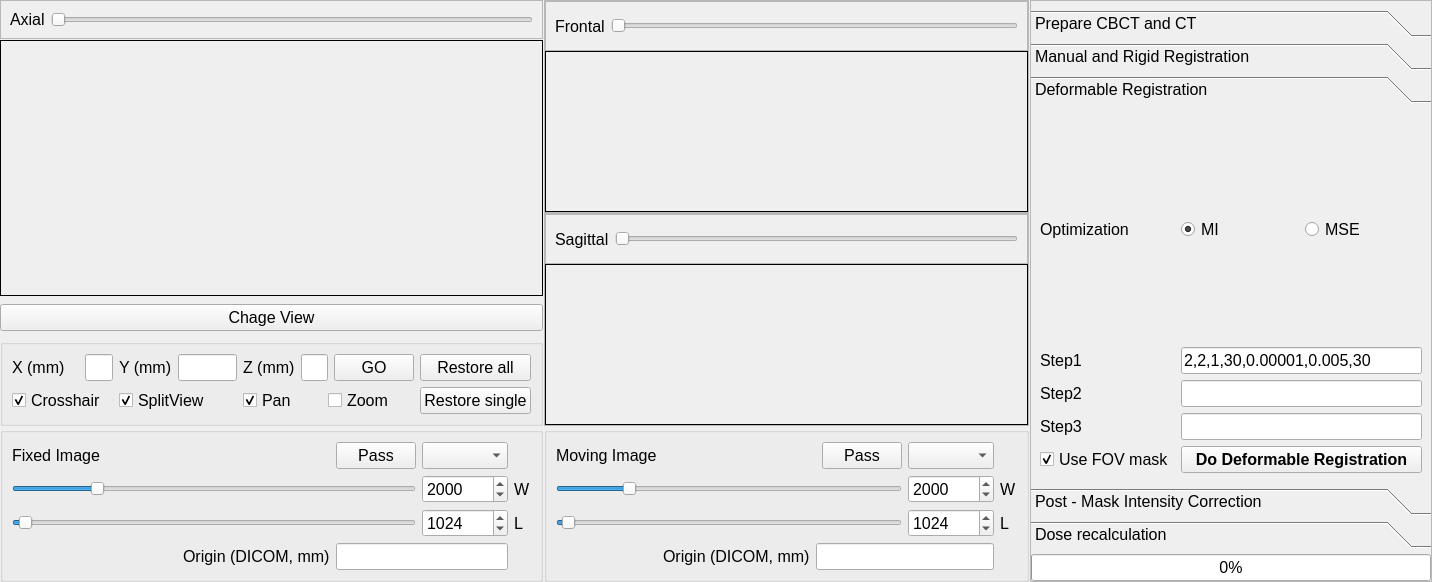
First picture: the form in Applications/CbctRecon/ui/DlgRegistration.ui, repository theday79/cbctrecon, before the edit.
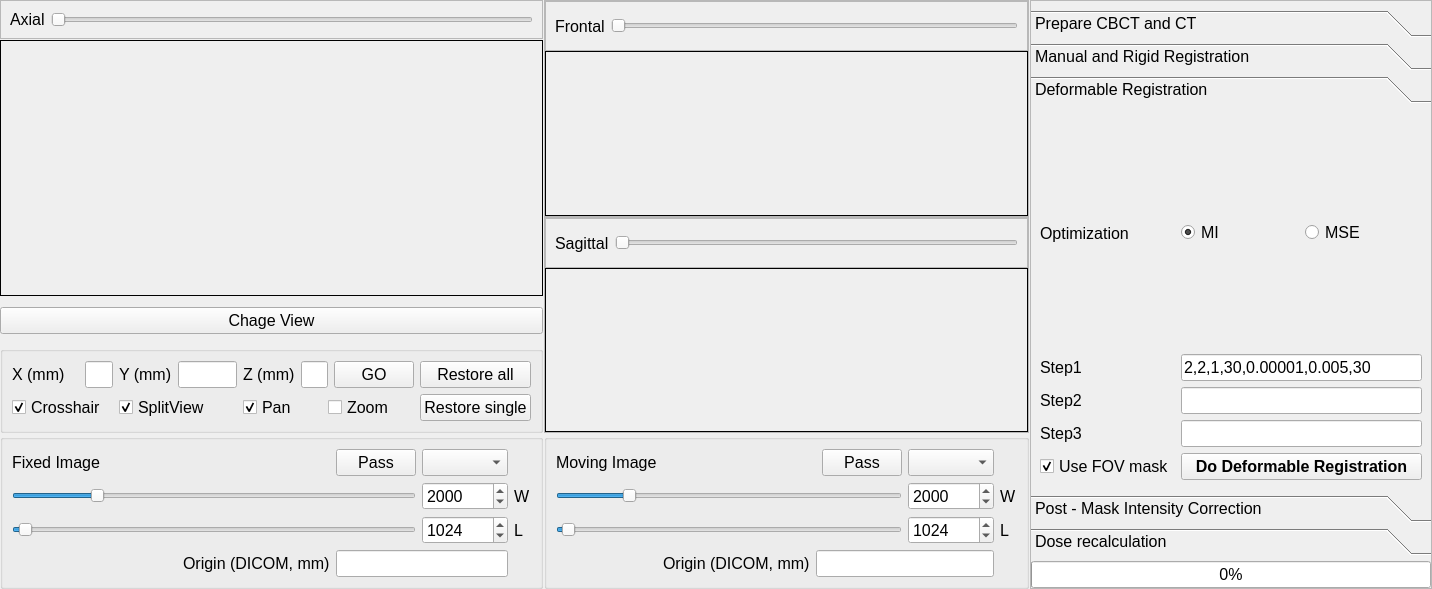
Second picture: the form after the edit. The open tabs and pages were chosen to show the change. Custom widgets are drawn as their Qt base class.

Patch:
```diff
--- a/Applications/CbctRecon/ui/DlgRegistration.ui
+++ b/Applications/CbctRecon/ui/DlgRegistration.ui
@@ -6,8 +6,8 @@
    <rect>
     <x>0</x>
     <y>0</y>
-    <width>1316</width>
-    <height>582</height>
+    <width>1309</width>
+    <height>589</height>
    </rect>
   </property>
   <property name="windowTitle">
@@ -814,6 +814,14 @@
            </layout>
           </widget>
           <widget class="QWidget" name="page_4">
+           <property name="geometry">
+            <rect>
+             <x>0</x>
+             <y>0</y>
+             <width>400</width>
+             <height>379</height>
+            </rect>
+           </property>
            <attribute name="label">
             <string>Deformable Registration</string>
            </attribute>
```
Left out of the diff: 18 changed lines with no effect on the pictures.
